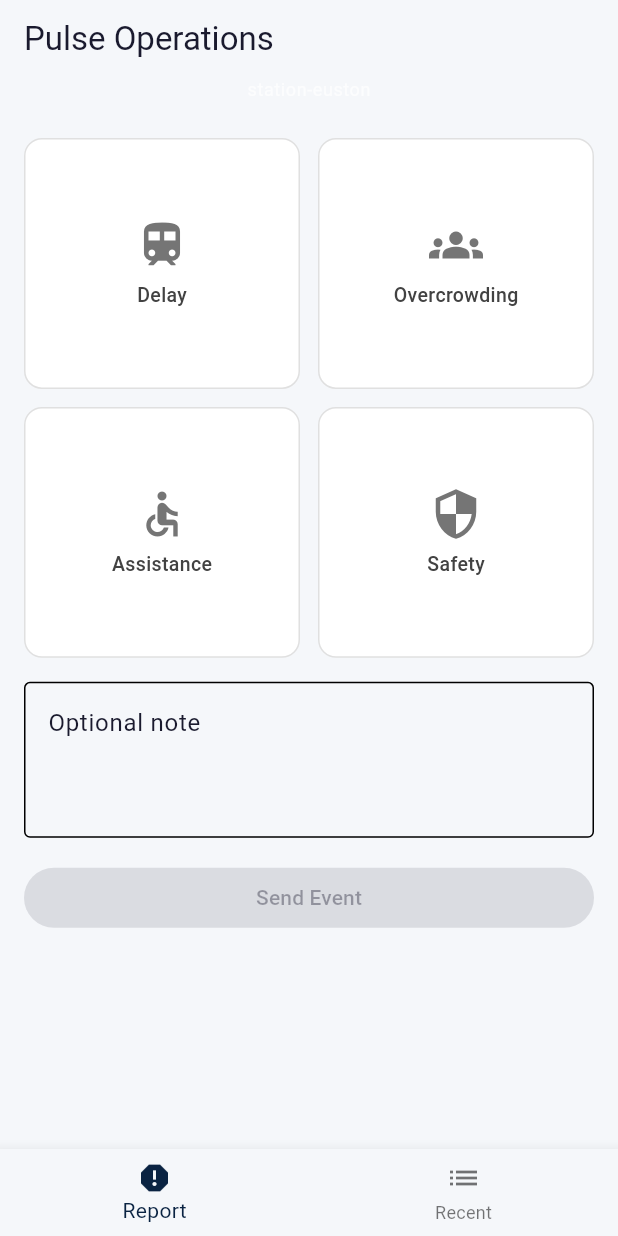
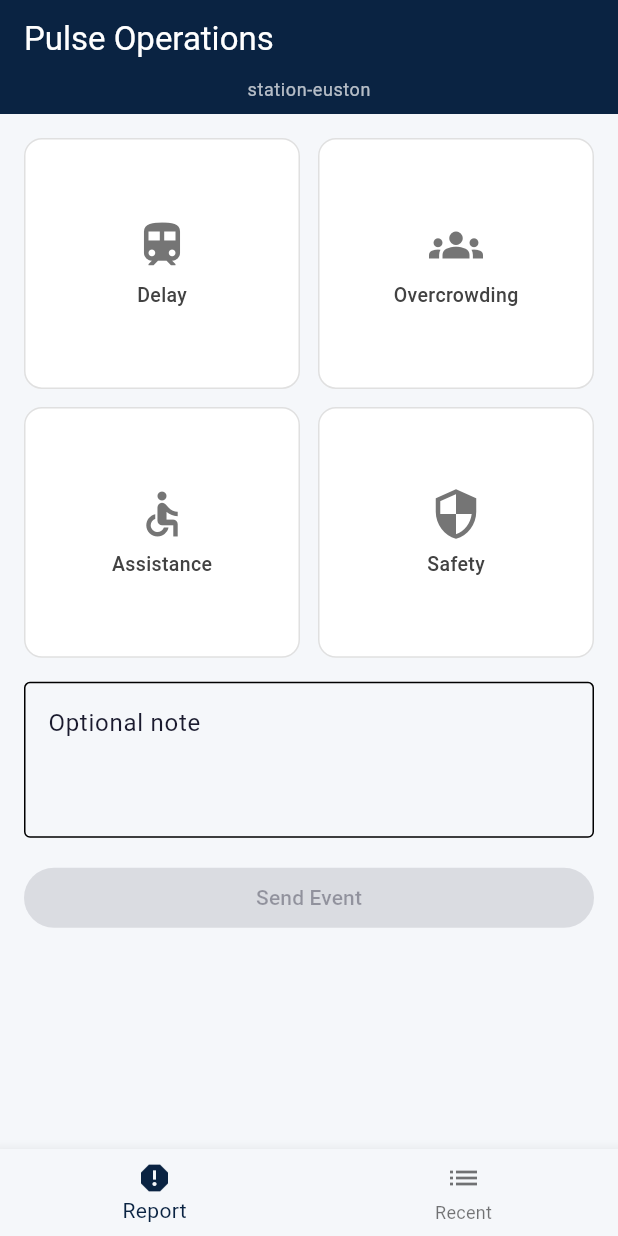
Before and after one commit to tjreilly2011/pulse-event-ops, a Flutter app: the screen it shows after launch, on a phone screen of 412 x 824 dp. Run offline on Flutter 3.47's test engine with Material 3 defaults, Android fonts, the phone set to English and light mode, and no system bars.

```diff
--- a/mobile/lib/main.dart
+++ b/mobile/lib/main.dart
@@ -27,6 +27,17 @@ class PulseOpsApp extends StatelessWidget {
           onSurface: Color(0xFF1A1A2E),
           error: Color(0xFFD32F2F),
           onError: Colors.white,
+        ),
+        appBarTheme: const AppBarTheme(
+          backgroundColor: Color(0xFF0A2342),
+          foregroundColor: Colors.white,
+          centerTitle: false,
+        ),
+        navigationBarTheme: NavigationBarThemeData(
+          indicatorColor: const Color(0xFFFFB300),
+          labelTextStyle: WidgetStateProperty.all(
+            const TextStyle(fontSize: 12, fontWeight: FontWeight.w500),
+          ),
         ),
       ),
       home: AppShell(apiService: apiService),
```
